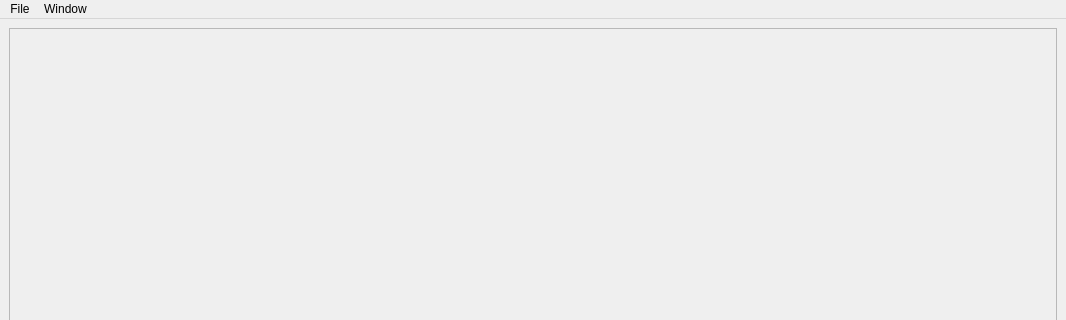
Before: the Qt Designer form ui/mainWindow.ui in infoPh83/happyTag, drawn with Qt 5; both pictures show x 0 to 1066 and y 0 to 320 of the 1066 by 798 pixel window.
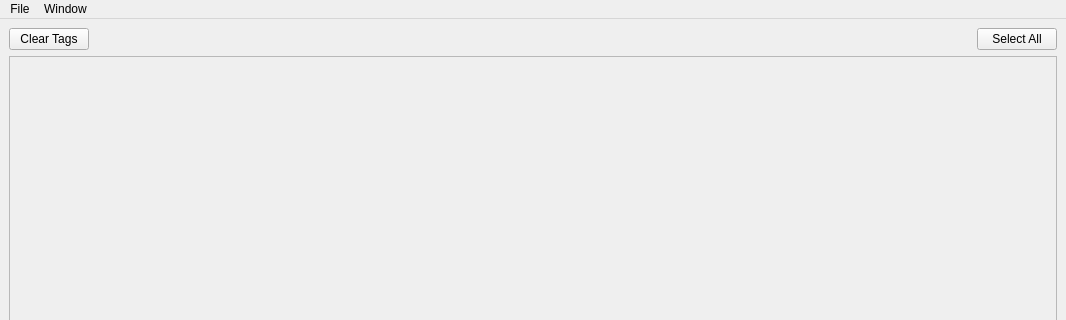
After: the same form once the commit is applied.

Commit message: Saving optimization and Clear tag / Select all implemented

Diff of the .ui file:
```diff
--- a/ui/mainWindow.ui
+++ b/ui/mainWindow.ui
@@ -15,6 +15,40 @@
   </property>
   <widget class="QWidget" name="centralwidget">
    <layout class="QVBoxLayout" name="verticalLayout_2">
+    <item>
+     <layout class="QHBoxLayout" name="horizontalLayout_2">
+      <item>
+       <widget class="QPushButton" name="clearTagsButton">
+        <property name="text">
+         <string>Clear Tags</string>
+        </property>
+       </widget>
+      </item>
+      <item>
+       <spacer name="horizontalSpacer_3">
+        <property name="orientation">
+         <enum>Qt::Horizontal</enum>
+        </property>
+        <property name="sizeHint" stdset="0">
+         <size>
+          <width>40</width>
+          <height>20</height>
+         </size>
+        </property>
+       </spacer>
+      </item>
+      <item>
+       <widget class="QPushButton" name="SelectAlButton">
+        <property name="text">
+         <string>Select All</string>
+        </property>
+        <property name="shortcut">
+         <string>Ctrl+A</string>
+        </property>
+       </widget>
+      </item>
+     </layout>
+    </item>
     <item>
      <widget class="QScrollArea" name="scrollArea">
       <property name="widgetResizable">
@@ -26,7 +60,7 @@
          <x>0</x>
          <y>0</y>
          <width>1046</width>
-         <height>707</height>
+         <height>676</height>
         </rect>
        </property>
        <layout class="QVBoxLayout" name="verticalLayout">
```
The commit also changes 6547 other files.
